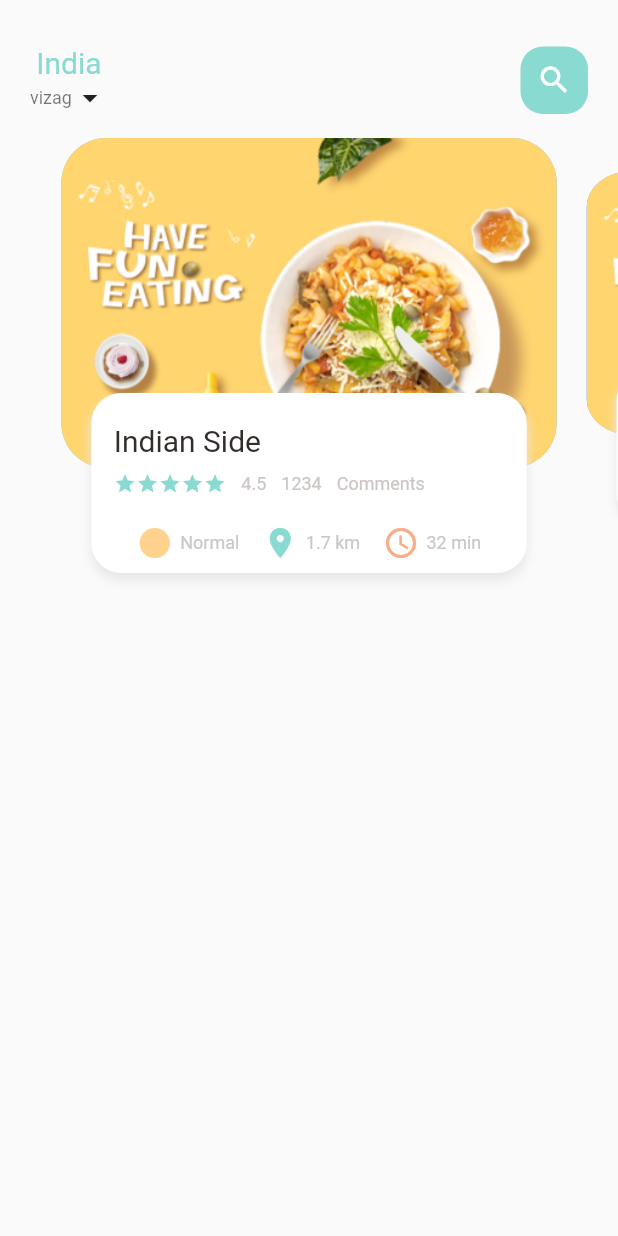
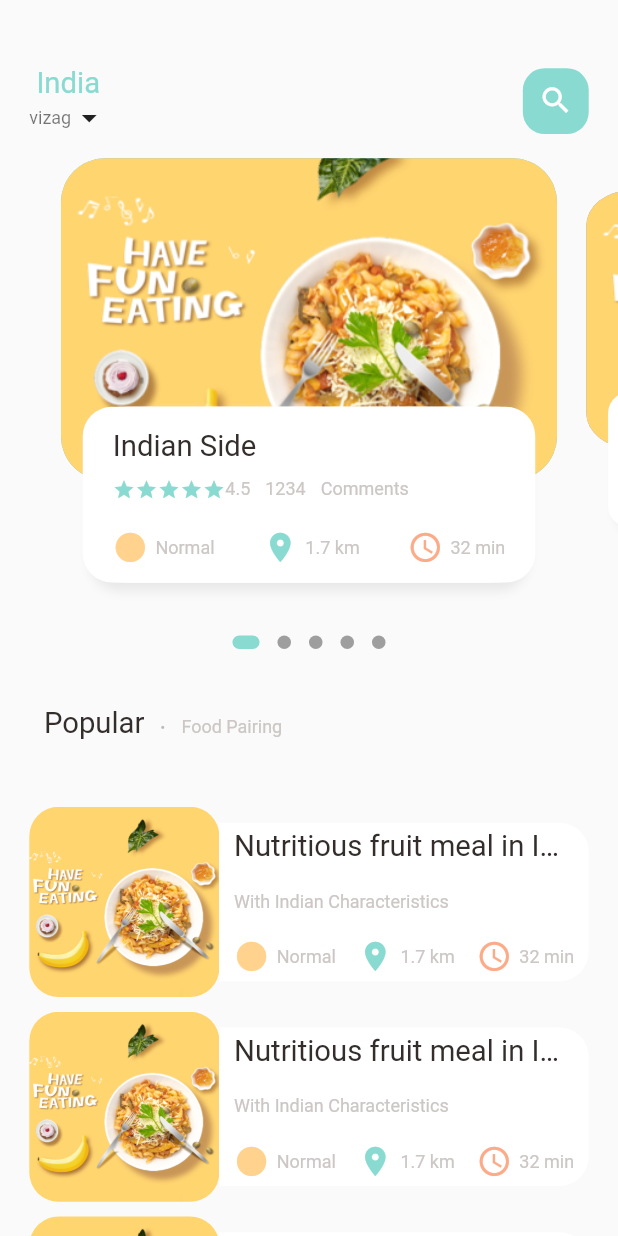
Before and after one commit to vinodh013/delivery_app, a Flutter app: the screen it shows after launch, on a phone screen of 412 x 824 dp. Run offline on Flutter 3.47's test engine with Material 2 defaults, Android fonts, the phone set to English and light mode, and no system bars; drawn by our look-alikes of dots_indicator; our stand-ins replace get.

Commit message:
home-page-completed

```diff
--- a/lib/home/food_page_body.dart
+++ /dev/null
@@ -1,172 +0,0 @@
-import 'package:flutter/material.dart';
-import 'package:flutter_delivery_app/utils/colors.dart';
-import 'package:flutter_delivery_app/widgets/Icon_and-text.dart';
-import 'package:flutter_delivery_app/widgets/big_text.dart';
-import 'package:flutter_delivery_app/widgets/small_text.dart';
-
-class FoodPageBody extends StatefulWidget {
-  const FoodPageBody({Key? key}) : super(key: key);
-
-  @override
-  State<FoodPageBody> createState() => _FoodPageBodyState();
-}
-
-class _FoodPageBodyState extends State<FoodPageBody> {
-  PageController pageController = PageController(viewportFraction: 0.85);
-  var _currPageValue = 0.0;
-  double _scaleFactor = 0.8;
-  double height = 220;
-
-  @override
-  void initState() {
-    super.initState();
-    pageController.addListener(() {
-      setState(() {
-        _currPageValue = pageController.page!;
-      });
-    });
-  }
-
-  @override
-  void dispose() {
-    super.dispose();
-    pageController.dispose();
-  }
-
-  @override
-  Widget build(BuildContext context) {
-    return Container(
-      // color: Colors.red,
-      height: 320,
-      child: PageView.builder(
-          controller: pageController,
-          itemCount: 5,
-          itemBuilder: (context, position) {
-            return _buildPageItem(position);
-          }),
-    );
-  }
-
-  Widget _buildPageItem(int index) {
-    Matrix4 matrix = Matrix4.identity();
-
-    if (index == _currPageValue.floor()) {
-      var currScale = 1 - (_currPageValue - index) * (1 - _scaleFactor);
-      var currTrans = height * (1 - currScale) / 2;
-
-      matrix = Matrix4.diagonal3Values(1, currScale, 1)
-        ..setTranslationRaw(0, currTrans, 0);
-    } else if (index == _currPageValue.floor() + 1) {
-      var currScale =
-          _scaleFactor + (_currPageValue - index + 1) * (1 - _scaleFactor);
-      var currTrans = height * (1 - currScale) / 2;
-      matrix = Matrix4.diagonal3Values(1, currScale, 1);
-      matrix = Matrix4.diagonal3Values(1, currScale, 1)
-        ..setTranslationRaw(0, currTrans, 0);
-    } else if (index == _currPageValue.floor() - 1) {
-      var currScale = 1 - (_currPageValue - index) * (1 - _scaleFactor);
-      var currTrans = height * (1 - currScale) / 2;
-      matrix = Matrix4.diagonal3Values(1, currScale, 1);
-      matrix = Matrix4.diagonal3Values(1, currScale, 1)
-        ..setTranslationRaw(0, currTrans, 0);
-    } else {
-      var currScale = 0.8;
-      matrix = Matrix4.diagonal3Values(1, currScale, 1)..setTranslationRaw(0, height*(1-_scaleFactor)/2, 1);
-
-    }
-
-    return Transform(
-      transform: matrix,
-      child: Stack(
-        children: [
-          Container(
-            height: 220,
-            margin: EdgeInsets.only(left: 10, right: 10),
-            decoration: BoxDecoration(
-                borderRadius: BorderRadius.circular(30),
-                color: index.isEven ? Color(0xff69c5df) : Color(0xff9294cc),
-                image: DecorationImage(
-                    fit: BoxFit.cover,
-                    image: AssetImage('assets/image/food0.png'))),
-          ),
-          Align(
-            alignment: Alignment.bottomCenter,
-            child: Container(
-              height: 120,
-              margin: EdgeInsets.only(left: 30, right: 30, bottom: 30),
-              decoration: BoxDecoration(
-
-                  borderRadius: BorderRadius.circular(20),
-                  color: Colors.white,
-                  boxShadow: const [
-                     BoxShadow(
-                      color: Color(0xFFe8e8e8),
-                      blurRadius: 5.0,
-                      offset: Offset(0,5)
-                     )
-                  ]
-                  ),
-              child: Container(
-
-                padding: EdgeInsets.only(top: 20, left: 15, right: 15),
-                child: Column(
-                  crossAxisAlignment: CrossAxisAlignment.start,
-                  children: [
-                    BigText(text: "Indian Side"),
-                    SizedBox(
-                      height: 10,
-                    ),
-                    Row(
-                      children: [
-                        Wrap(
-                            children: List.generate(
-                                5,
-                                (index) => Icon(
-                                      Icons.star,
-                                      color: AppColors.mainColor,
-                                      size: 15,
-                                    ))),
-                        SizedBox(
-                          width: 10,
-                        ),
-                        SmallText(text: "4.5"),
-                        SizedBox(
-                          width: 10,
-                        ),
-                        SmallText(text: "1234"),
-                        SizedBox(
-                          width: 10,
-                        ),
-                        SmallText(text: "Comments")
-                      ],
-                    ),
-                    SizedBox(
-                      height: 20,
-                    ),
-                    Row(
-                      mainAxisAlignment: MainAxisAlignment.spaceEvenly,
-                      children: [
-                        IconAndTextWidget(
-                            icon: Icons.circle_sharp,
-                            text: "Normal",
-                            iconColor: AppColors.iconColor1),
-                        IconAndTextWidget(
-                            icon: Icons.location_on,
-                            text: "1.7 km",
-                            iconColor: AppColors.mainColor),
-                        IconAndTextWidget(
-                            icon: Icons.access_time_outlined,
-                            text: "32 min",
-                            iconColor: AppColors.iconColor2)
-                      ],
-                    )
-                  ],
-                ),
-              ),
-            ),
-          )
-        ],
-      ),
-    );
-  }
-}
--- a/lib/main.dart
+++ b/lib/main.dart
@@ -1,5 +1,6 @@
 import 'package:flutter/material.dart';
-import 'package:flutter_delivery_app/home/main_food_page.dart';
+import 'package:flutter_delivery_app/pages/home/main_food_page.dart';
+import 'package:get/get.dart';
 
 void main() {
   runApp(const MyApp());
@@ -11,11 +12,10 @@
   // This widget is the root of your application.
   @override
   Widget build(BuildContext context) {
-    return MaterialApp(
+    return GetMaterialApp(
       title: 'Flutter Demo',
       debugShowCheckedModeBanner: false,
       theme: ThemeData(
-
         primarySwatch: Colors.blue,
       ),
       home:  MainFoodPage(),
--- /dev/null
+++ b/lib/pages/home/food_page_body.dart
@@ -0,0 +1,302 @@
+import 'package:flutter/material.dart';
+import 'package:flutter_delivery_app/utils/colors.dart';
+import 'package:flutter_delivery_app/utils/dimensions.dart';
+import 'package:flutter_delivery_app/widgets/Icon_and-text.dart';
+import 'package:flutter_delivery_app/widgets/big_text.dart';
+import 'package:flutter_delivery_app/widgets/small_text.dart';
+import 'package:dots_indicator/dots_indicator.dart';
+
+class FoodPageBody extends StatefulWidget {
+  const FoodPageBody({Key? key}) : super(key: key);
+
+  @override
+  State<FoodPageBody> createState() => _FoodPageBodyState();
+}
+
+class _FoodPageBodyState extends State<FoodPageBody> {
+  PageController pageController = PageController(viewportFraction: 0.85);
+  var _currPageValue = 0.0;
+  double _scaleFactor = 0.8;
+  double height = Dimensions.pageViewContainer;
+
+  @override
+  void initState() {
+    super.initState();
+    pageController.addListener(() {
+      setState(() {
+        _currPageValue = pageController.page!;
+      });
+    });
+  }
+
+  @override
+  void dispose() {
+    super.dispose();
+    pageController.dispose();
+  }
+
+  @override
+  Widget build(BuildContext context) {
+    return Column(
+      children: [
+        Container(
+          // color: Colors.red,
+          height: Dimensions.pageView,
+          child: PageView.builder(
+              controller: pageController,
+              itemCount: 5,
+              itemBuilder: (context, position) {
+                return _buildPageItem(position);
+              }),
+        ),
+        DotsIndicator(
+          dotsCount: 5,
+          position: _currPageValue,
+          decorator: DotsDecorator(
+            activeColor: AppColors.mainColor,
+            size: const Size.square(9.0),
+            activeSize: const Size(18.0, 9.0),
+            activeShape: RoundedRectangleBorder(
+                borderRadius: BorderRadius.circular(5.0)),
+          ),
+        ),
+        SizedBox(
+          height: Dimensions.height30,
+        ),
+        Container(
+          margin: EdgeInsets.only(left: Dimensions.width30, bottom: Dimensions.height45),
+          child: Row(
+            crossAxisAlignment: CrossAxisAlignment.end,
+            children: [
+              BigText(text: "Popular"),
+              SizedBox(
+                width: Dimensions.width10,
+              ),
+              Container(
+                margin: EdgeInsets.only(bottom: 3),
+                child: BigText(
+                  text: ".",
+                  color: Colors.black26,
+                ),
+              ),
+              SizedBox(
+                width: Dimensions.width10,
+              ),
+              Container(
+                margin: EdgeInsets.only(bottom: 2),
+                child: SmallText(text: "Food Pairing")),
+
+
+
+
+
+            ],
+          ),
+        ),
+        ListView.builder(
+                      physics: NeverScrollableScrollPhysics(),
+                      shrinkWrap: true,
+                      itemCount: 10,
+                      itemBuilder: (context, index) {
+                        return Container(
+                          margin: EdgeInsets.only(
+                              left: Dimensions.width20,
+                              right: Dimensions.width20,
+                              bottom: Dimensions.height10),
+                          child: Row(
+                            children: [
+                              Container(
+                                width: Dimensions.listViewImgSize,
+                                height: Dimensions.listViewImgSize,
+                                decoration: BoxDecoration(
+                                    color: Colors.white38,
+                                    borderRadius: BorderRadius.circular(
+                                        Dimensions.radius20),
+                                    image: DecorationImage(
+                                        fit: BoxFit.cover,
+                                        image: AssetImage(
+                                            "assets/image/food0.png"))),
+                              ),
+                              Expanded(
+                                child: Container(
+                                  height: Dimensions.listViewTextContSize,
+                                  decoration: BoxDecoration(
+                                      borderRadius: BorderRadius.only(
+                                          topRight: Radius.circular(
+                                              Dimensions.radius20),
+                                          bottomRight: Radius.circular(
+                                              Dimensions.radius20)),
+                                      color: Colors.white),
+                                  child: Padding(
+                                    padding: EdgeInsets.only(
+                                        left: Dimensions.width10,
+                                        right: Dimensions.width10),
+                                    child: Column(
+                                      crossAxisAlignment: CrossAxisAlignment.start,
+                                     mainAxisAlignment: MainAxisAlignment.spaceEvenly,
+                                      children: [
+                                        BigText(
+                                            text:
+                                                "Nutritious fruit meal in India"),
+                                        SizedBox(height: Dimensions.height10,),
+                                        SmallText(
+                                            text: "With Indian Characteristics"),
+                                        SizedBox(height: Dimensions.height10),
+                                        Row(
+                                          mainAxisAlignment:
+                                              MainAxisAlignment.spaceBetween,
+                                          children: [
+                                            IconAndTextWidget(
+                                                icon: Icons.circle_sharp,
+                                                text: "Normal",
+                                                iconColor: AppColors.iconColor1),
+                                            IconAndTextWidget(
+                                                icon: Icons.location_on,
+                                                text: "1.7 km",
+                                                iconColor: AppColors.mainColor),
+                                            IconAndTextWidget(
+                                                icon: Icons.access_time_outlined,
+                                                text: "32 min",
+                                                iconColor: AppColors.iconColor2)
+                                          ],
+                                        )
+                                      ],
+                                    ),
+                                  ),
+                                ),
+                              )
+                            ],
+                          ),
+                        );
+                      }),
+
+      ],
+    );
+  }
+
+  Widget _buildPageItem(int index) {
+    Matrix4 matrix = Matrix4.identity();
+
+    if (index == _currPageValue.floor()) {
+      var currScale = 1 - (_currPageValue - index) * (1 - _scaleFactor);
+      var currTrans = height * (1 - currScale) / 2;
+
+      matrix = Matrix4.diagonal3Values(1, currScale, 1)
+        ..setTranslationRaw(0, currTrans, 0);
+    } else if (index == _currPageValue.floor() + 1) {
+      var currScale =
+          _scaleFactor + (_currPageValue - index + 1) * (1 - _scaleFactor);
+      var currTrans = height * (1 - currScale) / 2;
+      matrix = Matrix4.diagonal3Values(1, currScale, 1);
+      matrix = Matrix4.diagonal3Values(1, currScale, 1)
+        ..setTranslationRaw(0, currTrans, 0);
+    } else if (index == _currPageValue.floor() - 1) {
+      var currScale = 1 - (_currPageValue - index) * (1 - _scaleFactor);
+      var currTrans = height * (1 - currScale) / 2;
+      matrix = Matrix4.diagonal3Values(1, currScale, 1);
+      matrix = Matrix4.diagonal3Values(1, currScale, 1)
+        ..setTranslationRaw(0, currTrans, 0);
+    } else {
+      var currScale = 0.8;
+      matrix = Matrix4.diagonal3Values(1, currScale, 1)
+        ..setTranslationRaw(0, height * (1 - _scaleFactor) / 2, 1);
+    }
+
+    return Transform(
+      transform: matrix,
+      child: Stack(
+        children: [
+          Container(
+            height: Dimensions.pageViewContainer,
+            margin: EdgeInsets.only(
+                left: Dimensions.width10, right: Dimensions.width10),
+            decoration: BoxDecoration(
+                borderRadius: BorderRadius.circular(Dimensions.radius30),
+                color: index.isEven ? Color(0xff69c5df) : Color(0xff9294cc),
+                image: DecorationImage(
+                    fit: BoxFit.cover,
+                    image: AssetImage('assets/image/food0.png'))),
+          ),
+          Align(
+            alignment: Alignment.bottomCenter,
+            child: Container(
+              height: Dimensions.pageViewTextContainer,
+              margin: EdgeInsets.only(
+                  left: Dimensions.width30,
+                  right: Dimensions.width30,
+                  bottom: Dimensions.height30),
+              decoration: BoxDecoration(
+                  borderRadius: BorderRadius.circular(Dimensions.radius20),
+                  color: Colors.white,
+                  boxShadow: const [
+                    BoxShadow(
+                        color: Color(0xFFe8e8e8),
+                        blurRadius: 5.0,
+                        offset: Offset(0, 5)),
+                    BoxShadow(color: Colors.white, offset: Offset(-5, 0)),
+                    BoxShadow(color: Colors.white, offset: Offset(5, 0)),
+                  ]),
+              child: Container(
+                padding: EdgeInsets.only(
+                    top: Dimensions.height15, left: 15, right: 15),
+                child: Column(
+                  crossAxisAlignment: CrossAxisAlignment.start,
+                  children: [
+                    BigText(text: "Indian Side"),
+                    SizedBox(
+                      height: 10,
+                    ),
+                    Row(
+                      children: [
+                        Wrap(
+                            children: List.generate(
+                                5,
+                                (index) => Icon(
+                                      Icons.star,
+                                      color: AppColors.mainColor,
+                                      size: 15,
+                                    ))),
+                        SizedBox(
+                          height: Dimensions.height10,
+                        ),
+                        SmallText(text: "4.5"),
+                        SizedBox(
+                          width: 10,
+                        ),
+                        SmallText(text: "1234"),
+                        SizedBox(
+                          width: 10,
+                        ),
+                        SmallText(text: "Comments")
+                      ],
+                    ),
+                    SizedBox(
+                      height: Dimensions.height20,
+                    ),
+                    Row(
+                      mainAxisAlignment: MainAxisAlignment.spaceBetween,
+                      children: [
+                        IconAndTextWidget(
+                            icon: Icons.circle_sharp,
+                            text: "Normal",
+                            iconColor: AppColors.iconColor1),
+                        IconAndTextWidget(
+                            icon: Icons.location_on,
+                            text: "1.7 km",
+                            iconColor: AppColors.mainColor),
+                        IconAndTextWidget(
+                            icon: Icons.access_time_outlined,
+                            text: "32 min",
+                            iconColor: AppColors.iconColor2)
+                      ],
+                    )
+                  ],
+                ),
+              ),
+            ),
+          )
+        ],
+      ),
+    );
+  }
+}
--- a/lib/home/main_food_page.dart
+++ b/lib/pages/home/main_food_page.dart
@@ -1,6 +1,7 @@
 import 'package:flutter/material.dart';
-import 'package:flutter_delivery_app/home/food_page_body.dart';
+import 'package:flutter_delivery_app/pages/home/food_page_body.dart';
 import 'package:flutter_delivery_app/utils/colors.dart';
+import 'package:flutter_delivery_app/utils/dimensions.dart';
 import 'package:flutter_delivery_app/widgets/big_text.dart';
 import 'package:flutter_delivery_app/widgets/small_text.dart';
 
@@ -14,14 +15,15 @@
 class _MainFoodPageState extends State<MainFoodPage> {
   @override
   Widget build(BuildContext context) {
+  //  print("current height is " +MediaQuery.of(context).size.height.toString());
     return Scaffold(
       body: Column(
 
         children: [
           Container(
             child: Container(
-              margin: EdgeInsets.only(top: 30, bottom: 15),
-              padding: EdgeInsets.only(left: 20, right: 20),
+              margin: EdgeInsets.only(top: Dimensions.height45, bottom: Dimensions.height15),
+              padding: EdgeInsets.only(left: Dimensions.width20, right: Dimensions.width20),
               child: Row(
                 mainAxisAlignment: MainAxisAlignment.spaceBetween,
                 children: [
@@ -40,14 +42,15 @@
                   ),
                   Center(
                     child: Container(
-                      width: 45,
-                      height: 45,
+                      width: Dimensions.height45,
+                      height: Dimensions.height45,
                       child: Icon(
                         Icons.search,
+                        size: Dimensions.iconSize24 ,
                         color: Colors.white,
                       ),
                       decoration: BoxDecoration(
-                          borderRadius: BorderRadius.circular(15),
+                          borderRadius: BorderRadius.circular(Dimensions.radius15),
                           color: AppColors.mainColor),
                     ),
                   )
@@ -55,7 +58,7 @@
               ),
             ),
           ),
-          FoodPageBody()
+          Expanded(child: SingleChildScrollView(child: FoodPageBody()))
         ],
       ),
     );
--- /dev/null
+++ b/lib/utils/dimensions.dart
@@ -0,0 +1,39 @@
+import 'package:get/get.dart';
+
+class Dimensions {
+  static double screenHeight = Get.height;
+  static double screenWidth = Get.width;
+
+  static double pageView = screenHeight / 2.64;
+  static double pageViewContainer = screenHeight / 3.84;
+  static double pageViewTextContainer = screenHeight / 7.03;
+
+//----------height padding and margin --------------//
+
+  static double height10 = screenHeight / 84.4;
+  static double height20 = screenHeight / 42.2;
+  static double height15 = screenHeight / 56.27;
+  static double height30 = screenHeight / 28.13;
+  static double height45 = screenHeight / 18.76;
+
+//-----------Width padding and margin --------------//
+  static double width10 = screenHeight / 84.4;
+  static double width20 = screenHeight / 42.2;
+  static double width15 = screenHeight / 56.27;
+  static double width30 = screenHeight / 28.13;
+
+  static double font20 = screenHeight / 42.2;
+
+  static double radius15 = screenHeight / 56.27;
+  static double radius20 = screenHeight / 42.2;
+  static double radius30 = screenHeight / 28.13;
+
+  //-------ICON SIZE-----//
+
+  static double iconSize24 = screenHeight / 35.17;
+
+  //-------List View size ---------//
+  static double listViewImgSize = screenWidth / 3.25;
+  static double listViewTextContSize = screenWidth / 3.9;
+
+}
--- a/lib/widgets/Icon_and-text.dart
+++ b/lib/widgets/Icon_and-text.dart
@@ -1,4 +1,5 @@
 import 'package:flutter/material.dart';
+import 'package:flutter_delivery_app/utils/dimensions.dart';
 import 'package:flutter_delivery_app/widgets/small_text.dart';
 
 class IconAndTextWidget extends StatelessWidget {
@@ -18,7 +19,7 @@
   Widget build(BuildContext context) {
     return Row(
       children: [
-        Icon(icon, color: iconColor),
+        Icon(icon, color: iconColor, size: Dimensions.iconSize24,),
         SizedBox(
           width: 5,
         ),
--- a/lib/widgets/big_text.dart
+++ b/lib/widgets/big_text.dart
@@ -1,4 +1,5 @@
 import 'package:flutter/material.dart';
+import 'package:flutter_delivery_app/utils/dimensions.dart';
 
 class BigText extends StatelessWidget {
   final Color? color;
@@ -10,21 +11,21 @@
       {Key? key,
       this.color = const Color(0xff332d2b),
       required this.text,
-      this.size = 20,
+      this.size = 0,
       this.overFlow = TextOverflow.ellipsis})
       : super(key: key);
 
   @override
   Widget build(BuildContext context) {
     return Text(
-      text, overflow: overFlow,
+      text,
+      overflow: overFlow,
       maxLines: 1,
       style: TextStyle(
-        fontWeight: FontWeight.w400,
-        fontFamily: "Roboto",
-        color: color,
-        fontSize: size
-      ) ,
+          fontWeight: FontWeight.w400,
+          fontFamily: "Roboto",
+          color: color,
+          fontSize: size == 0 ? Dimensions.font20 : size),
     );
   }
 }
```
Also changed, not shown: lib/pages/food/pupular_food_detail.dart (added, +11 -0 lines), pubspec.yaml (+4 -13 lines), pubspec.lock.
